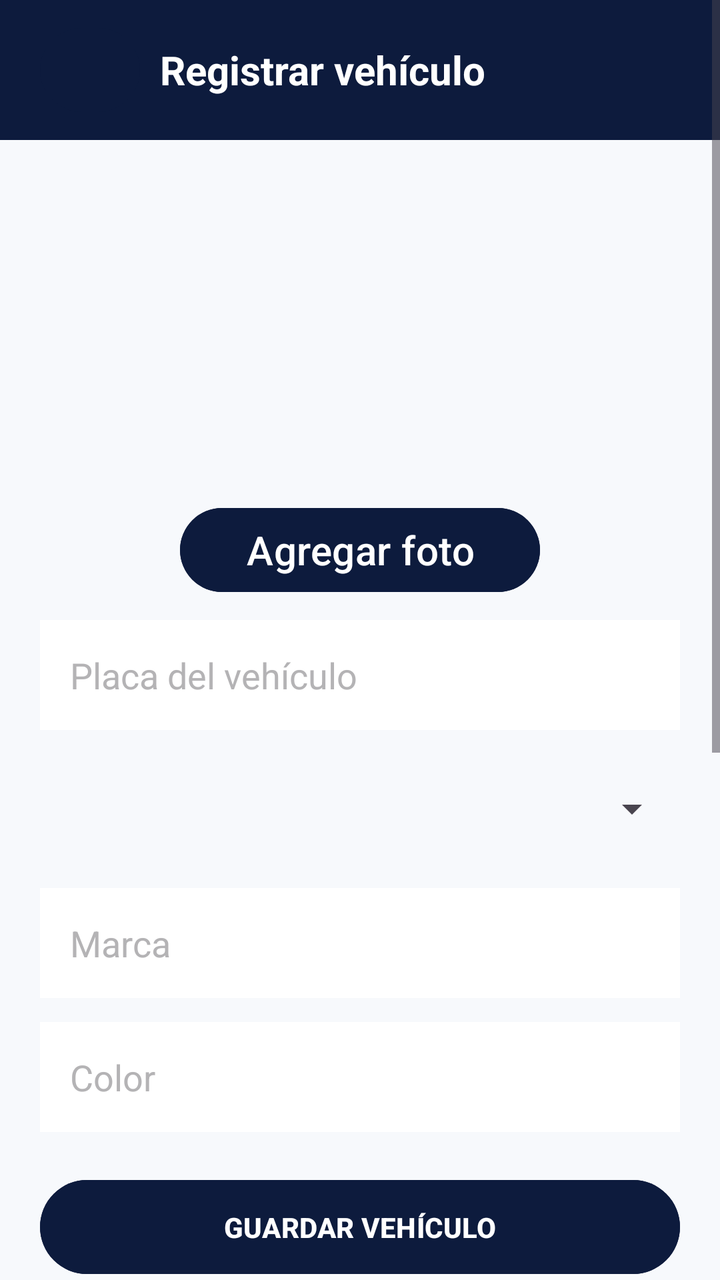
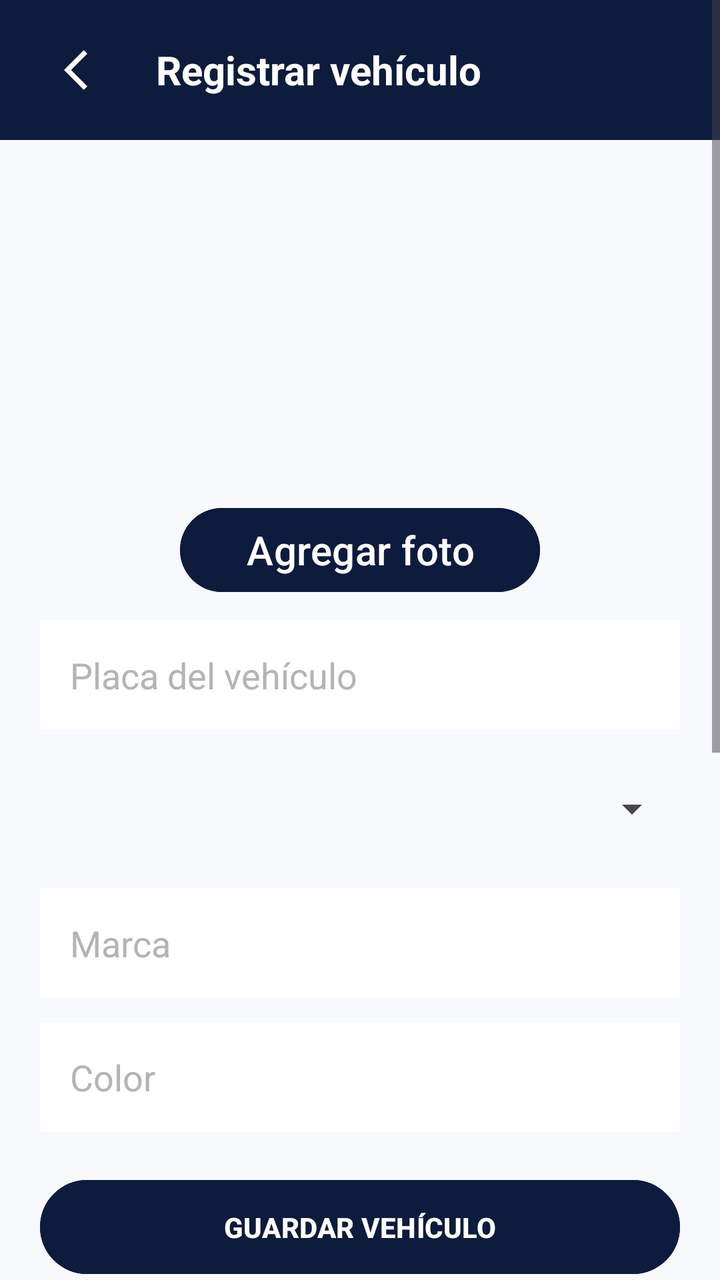

Two renders of the same Android screen: before a commit and after it. Below are the layout's source before the change and the commit's diff.
<!-- AndroidManifest.xml: application theme Theme.ParkControl -->
<!-- res/layout/registervehicleactivity.xml -->
<?xml version="1.0" encoding="utf-8"?>
<ScrollView xmlns:android="http://schemas.android.com/apk/res/android"
    android:layout_width="match_parent"
    android:layout_height="match_parent"
    android:background="#F7F9FC">

    <LinearLayout
        android:layout_width="match_parent"
        android:layout_height="wrap_content"
        android:orientation="vertical">

        

        <LinearLayout
            android:layout_width="match_parent"
            android:layout_height="70dp"
            android:background="@color/primary_blue"
            android:gravity="center_vertical"
            android:orientation="horizontal"
            android:paddingStart="20dp"
            android:paddingEnd="20dp">

            <Button
                android:id="@+id/btnRegresar"
                android:layout_width="50dp"
                android:layout_height="50dp"
                android:backgroundTint="@color/primary_blue"
                android:text="←"
                android:textColor="@color/white"
                android:textSize="25sp" />

            <TextView
                android:layout_width="wrap_content"
                android:layout_height="wrap_content"
                android:layout_marginStart="10dp"
                android:text="Registrar vehículo"
                android:textColor="@color/white"
                android:textSize="20sp"
                android:textStyle="bold" />

        </LinearLayout>

        <LinearLayout
            android:layout_width="match_parent"
            android:layout_height="180dp"
            android:gravity="center"
            android:orientation="vertical">

            <ImageView
                android:id="@+id/imgPlaca"
                android:layout_width="match_parent"
                android:layout_height="170dp"
                android:layout_margin="50dp"
                android:scaleType="centerCrop"
                android:visibility="gone" />

        </LinearLayout>
        

        <LinearLayout
            android:layout_width="match_parent"
            android:layout_height="50dp"
            android:gravity="center"
            android:orientation="vertical">

            <Button
                android:id="@+id/btnCamara"
                android:layout_width="180dp"
                android:layout_height="50dp"
                android:backgroundTint="@color/primary_blue"
                android:textColor="@color/white"
                android:text="Agregar foto"
                android:textSize="20sp" />

        </LinearLayout>

        

        <EditText
            android:id="@+id/txtPlaca"
            android:layout_width="match_parent"
            android:layout_height="55dp"
            android:layout_marginStart="20dp"
            android:layout_marginTop="10dp"
            android:layout_marginEnd="20dp"
            android:background="@color/white"
            android:textColorHint="@color/clear_grey"
            android:textColor="@color/black"
            android:hint="Placa del vehículo"
            android:inputType="textCapCharacters"
            android:padding="15dp" />

        

        <Spinner
            android:id="@+id/spinnerTipo"
            android:layout_width="match_parent"
            android:layout_height="55dp"
            android:layout_marginStart="20dp"
            android:layout_marginTop="12dp"
            android:layout_marginEnd="20dp" />

        

        <EditText
            android:id="@+id/txtMarca"
            android:layout_width="match_parent"
            android:layout_height="55dp"
            android:layout_marginStart="20dp"
            android:layout_marginTop="12dp"
            android:layout_marginEnd="20dp"
            android:background="@color/white"
            android:textColorHint="@color/clear_grey"
            android:textColor="@color/black"
            android:hint="Marca"
            android:inputType="textCapSentences"
            android:padding="15dp" />

        

        <EditText
            android:id="@+id/txtColor"
            android:layout_width="match_parent"
            android:layout_height="55dp"
            android:layout_marginStart="20dp"
            android:layout_marginTop="12dp"
            android:layout_marginEnd="20dp"
            android:background="@color/white"
            android:textColorHint="@color/clear_grey"
            android:textColor="@color/black"
            android:hint="Color"
            android:inputType="textCapSentences"
            android:padding="15dp" />

        

        <Button
            android:id="@+id/btnGuardar"
            android:layout_width="match_parent"
            android:layout_height="55dp"
            android:layout_margin="20dp"
            android:backgroundTint="@color/primary_blue"
            android:text="GUARDAR VEHÍCULO"
            android:textColor="@color/white"
            android:textStyle="bold" />

        

        <TextView
            android:layout_width="match_parent"
            android:layout_height="wrap_content"
            android:layout_marginStart="20dp"
            android:layout_marginTop="10dp"
            android:layout_marginEnd="20dp"
            android:text="Vehículos Registrados"
            android:textColor="@color/primary_blue"
            android:textSize="18sp"
            android:textStyle="bold" />

        <LinearLayout
            android:layout_width="match_parent"
            android:layout_height="wrap_content"
            android:layout_marginStart="20dp"
            android:layout_marginTop="10dp"
            android:layout_marginEnd="20dp"
            android:layout_marginBottom="15dp"
            android:orientation="vertical">

            
            <LinearLayout
                android:layout_width="match_parent"
                android:layout_height="wrap_content"
                android:background="@color/primary_blue"
                android:orientation="horizontal"
                android:padding="10dp">

                <TextView
                    android:layout_width="0dp"
                    android:layout_height="wrap_content"
                    android:layout_weight="0.8"
                    android:text="ID"
                    android:textColor="@color/white"
                    android:textSize="12sp"
                    android:textStyle="bold" />

                <TextView
                    android:layout_width="0dp"
                    android:layout_height="wrap_content"
                    android:layout_weight="1.2"
                    android:text="Placa"
                    android:textColor="@color/white"
                    android:textSize="12sp"
                    android:textStyle="bold" />

                <TextView
                    android:layout_width="0dp"
                    android:layout_height="wrap_content"
                    android:layout_weight="1.2"
                    android:text="Tipo"
                    android:textColor="@color/white"
                    android:textSize="12sp"
                    android:textStyle="bold" />

                <TextView
                    android:layout_width="0dp"
                    android:layout_height="wrap_content"
                    android:layout_weight="1.2"
                    android:text="Marca"
                    android:textColor="@color/white"
                    android:textSize="12sp"
                    android:textStyle="bold" />

                <TextView
                    android:layout_width="0dp"
                    android:layout_height="wrap_content"
                    android:layout_weight="1"
                    android:text="Color"
                    android:textColor="@color/white"
                    android:textSize="12sp"
                    android:textStyle="bold" />
            </LinearLayout>

            
            <androidx.recyclerview.widget.RecyclerView
                android:id="@+id/rvVehiculos"
                android:layout_width="match_parent"
                android:layout_height="200dp"
                android:background="@color/white"
                android:nestedScrollingEnabled="false" />

        </LinearLayout>

        <ImageView
            android:id="@+id/imgParkControlLogo"
            android:layout_width="match_parent"
            android:layout_height="120dp"
            android:layout_marginBottom="12dp"
            android:contentDescription="Ilustración de parqueadero"
            android:scaleType="fitCenter"
            android:src="@drawable/parkcontrol" />

    </LinearLayout>

</ScrollView>
<!-- resources referenced by this layout -->
<resources>
  <color name="black">#000000</color>
  <color name="clear_grey">#B4B3B5</color>
  <color name="primary_blue">#0D1B3D</color>
  <color name="white">#FFFFFF</color>
  <!-- drawable parkcontrol: jpg bitmap (drawable, 93744 bytes) -->
  <style name="Theme.ParkControl" parent="Base.Theme.ParkControl" />
  <style name="Base.Theme.ParkControl" parent="Theme.Material3.DayNight.NoActionBar">
          
           <item name="colorPrimary">@color/primary_blue</item>
      </style>
</resources>

<!-- the commit's change to res/layout/registervehicleactivity.xml (unified diff, before → after) -->
@@ -2,6 +2,7 @@
 <ScrollView xmlns:android="http://schemas.android.com/apk/res/android"
     android:layout_width="match_parent"
     android:layout_height="match_parent"
+    xmlns:app="http://schemas.android.com/apk/res-auto"
     android:background="#F7F9FC">
 
     <LinearLayout
@@ -20,14 +21,15 @@
             android:paddingStart="20dp"
             android:paddingEnd="20dp">
 
-            <Button
+            <ImageButton
                 android:id="@+id/btnRegresar"
-                android:layout_width="50dp"
-                android:layout_height="50dp"
-                android:backgroundTint="@color/primary_blue"
-                android:text="←"
-                android:textColor="@color/white"
-                android:textSize="25sp" />
+                android:layout_width="48dp"
+                android:layout_height="48dp"
+                android:background="?attr/selectableItemBackgroundBorderless"
+                android:contentDescription="Volver"
+                android:padding="12dp"
+                android:src="@drawable/baseline_arrow_back_ios_24"
+                app:tint="@color/white" />
 
             <TextView
                 android:layout_width="wrap_content"
<!-- resource entries referenced after the edit -->
@@ -4,6 +4,12 @@
   <color name="clear_grey">#B4B3B5</color>
   <color name="primary_blue">#0D1B3D</color>
   <color name="white">#FFFFFF</color>
+  <!-- drawable baseline_arrow_back_ios_24 (drawable) -->
+  <vector xmlns:android="http://schemas.android.com/apk/res/android" android:autoMirrored="true" android:height="24dp" android:tint="#000000" android:viewportHeight="24" android:viewportWidth="24" android:width="24dp">
+        
+      <path android:fillColor="@android:color/white" android:pathData="M11.67,3.87L9.9,2.1 0,12l9.9,9.9 1.77,-1.77L3.54,12z"/>
+      
+  </vector>
   <!-- drawable parkcontrol: jpg bitmap (drawable, 93744 bytes) -->
   <style name="Theme.ParkControl" parent="Base.Theme.ParkControl" />
   <style name="Base.Theme.ParkControl" parent="Theme.Material3.DayNight.NoActionBar">
